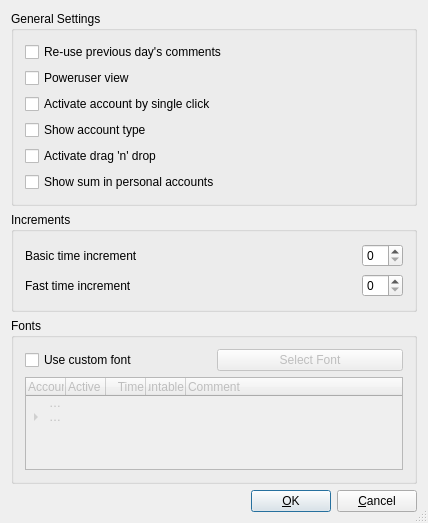
First picture: the form in src/preferencedialogbase.ui, repository theoweiss/sctime, before the edit.
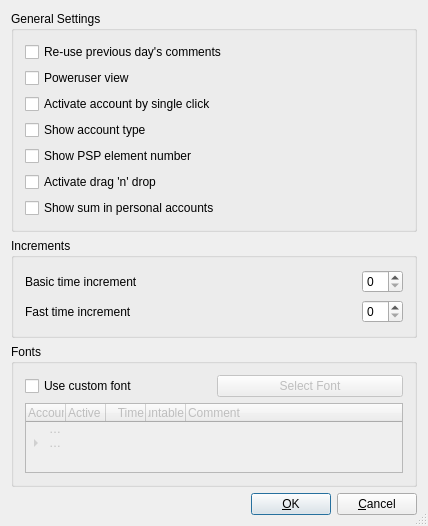
Second picture: the form after the edit.

Commit message: * add psp elements column

Diff of the .ui file:
```diff
--- a/src/preferencedialogbase.ui
+++ b/src/preferencedialogbase.ui
@@ -51,6 +51,13 @@
         </property>
        </widget>
       </item>
+      <item>
+       <widget class="QCheckBox" name="showPSPCheckBox">
+        <property name="text">
+         <string>Show PSP element number</string>
+        </property>
+       </widget>
+      </item>
       <item>
        <widget class="QCheckBox" name="dragNDropCheckbox">
         <property name="text">
```
The commit also changes 14 other files.
